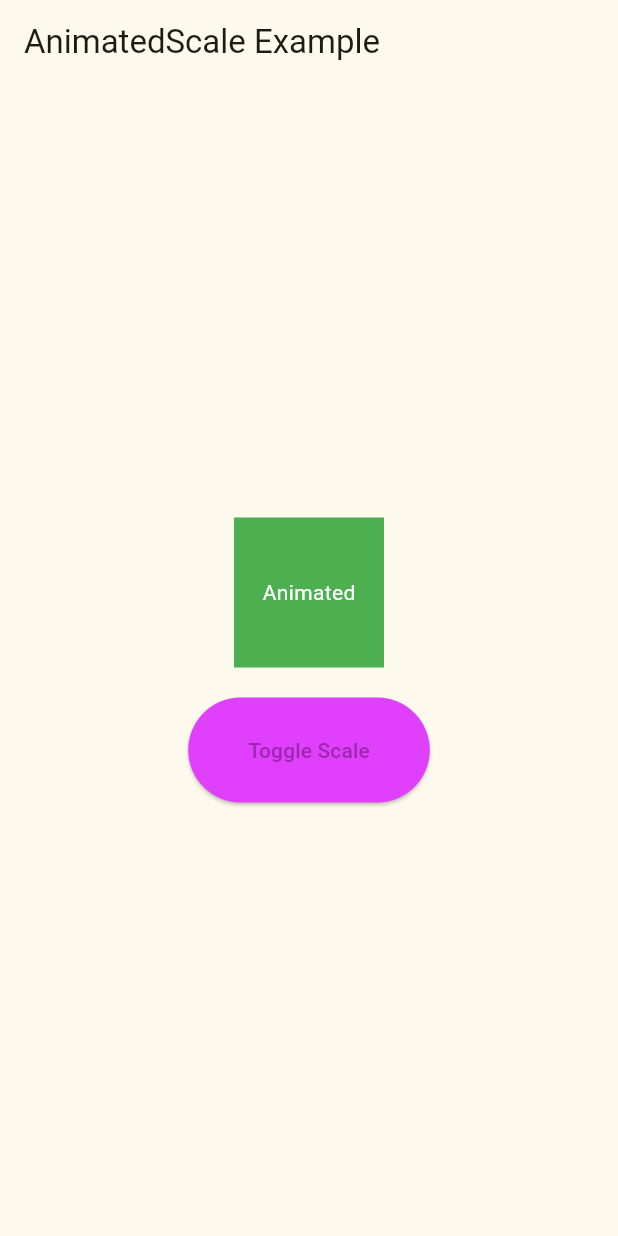
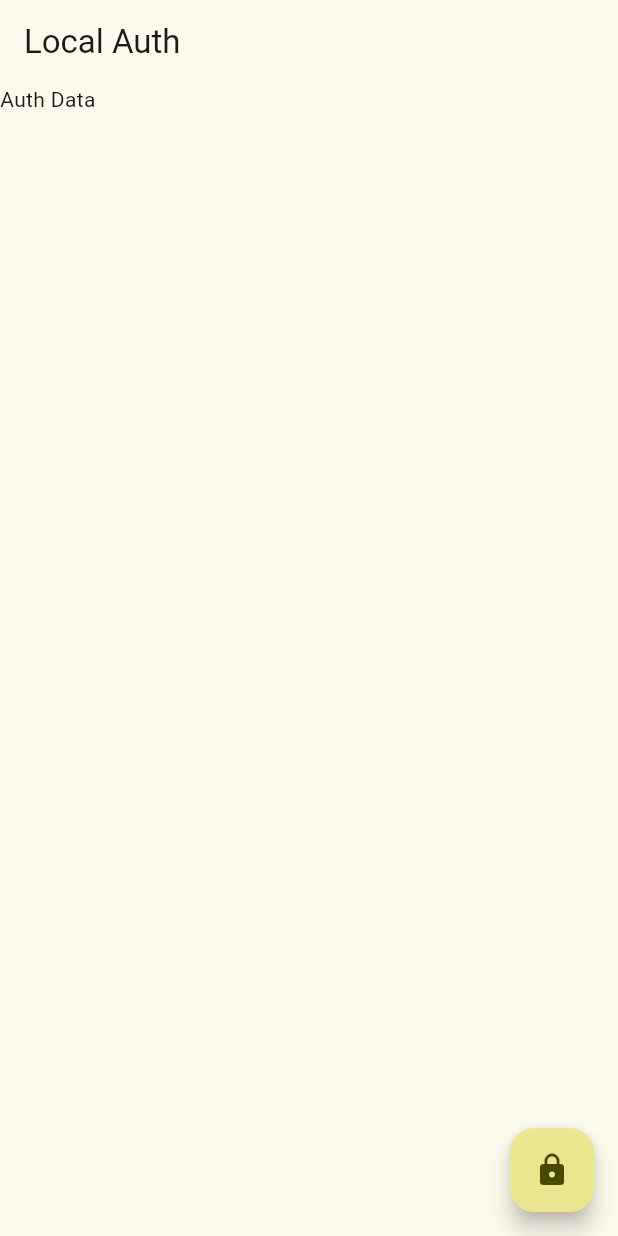
Before and after one commit to patricktelnoni/ppbl, a Flutter app: the screen it shows after launch, on a phone screen of 412 x 824 dp. Run offline on Flutter 3.47's test engine with Material 3 defaults, Android fonts, the phone set to English and light mode, and no system bars; our stand-ins replace fl_chart, flutter_map, go_router, google_fonts, latlong2, local_auth and 3 more; accounts and stored records are empty.

Commit message:
Add local auth

```diff
--- /dev/null
+++ b/lib/localauth/lockscreen.dart
@@ -0,0 +1,32 @@
+import 'package:flutter/material.dart';
+import 'package:ppbl/localauth/auth.dart';
+import 'package:ppbl/localauth/success.dart';
+import 'package:ppbl/localauth/fail.dart';
+
+class AuthLocal extends StatelessWidget {
+  AuthLocal({super.key});
+
+  final PerformAppAuthentication auth = PerformAppAuthentication();
+
+  @override
+  Widget build(BuildContext context) {
+    return Scaffold(
+      appBar: AppBar(title: Text("Local Auth"),),
+      body: Text("Auth Data"),
+      floatingActionButton: FloatingActionButton(
+        onPressed: () async{
+          final authenticated = await auth.authenticateWithBiometric();
+          if(authenticated){
+            Navigator.push(context, MaterialPageRoute(builder: (context) => Success()));
+          }
+          else{
+            SnackBar snackBar = SnackBar(content: Text("Gagal login"));
+            ScaffoldMessenger.of(context).showSnackBar(snackBar);
+          }
+
+        },
+        child: Icon(Icons.lock),
+      )
+    );
+  }
+}
--- a/lib/main.dart
+++ b/lib/main.dart
@@ -5,6 +5,7 @@ import 'package:ppbl/gesture/gesture.dart';
 import 'package:ppbl/gesture/custom_gesture_button.dart';
 import 'package:ppbl/gesture/scale_example.dart';
 import 'package:ppbl/gesture/transform_scale.dart';
+import 'package:ppbl/localauth/lockscreen.dart';
 
 void main() {
   runApp(const MyApp());
@@ -53,7 +54,7 @@ class MyApp extends StatelessWidget {
         colorScheme: ColorScheme.fromSeed(seedColor: Colors.yellowAccent),
         useMaterial3: true,
       ),
-      home: AnimatedScaleExample(),
+      home: AuthLocal(),
     );
 
 
--- a/pubspec.yaml
+++ b/pubspec.yaml
@@ -45,6 +45,8 @@ dependencies:
   http: ^1.6.0
   sidebarx: ^0.17.2
   go_router: ^17.0.0
+  local_auth: ^2.2.0
+  # local_auth_android: ^2.0.4
   window_size:
     git:
       url: https://github.com/google/flutter-desktop-embedding.git
```
Also changed, not shown: lib/localauth/auth.dart (added, +25 -0 lines), lib/localauth/fail.dart (added, +13 -0 lines), lib/localauth/success.dart (added, +13 -0 lines).
